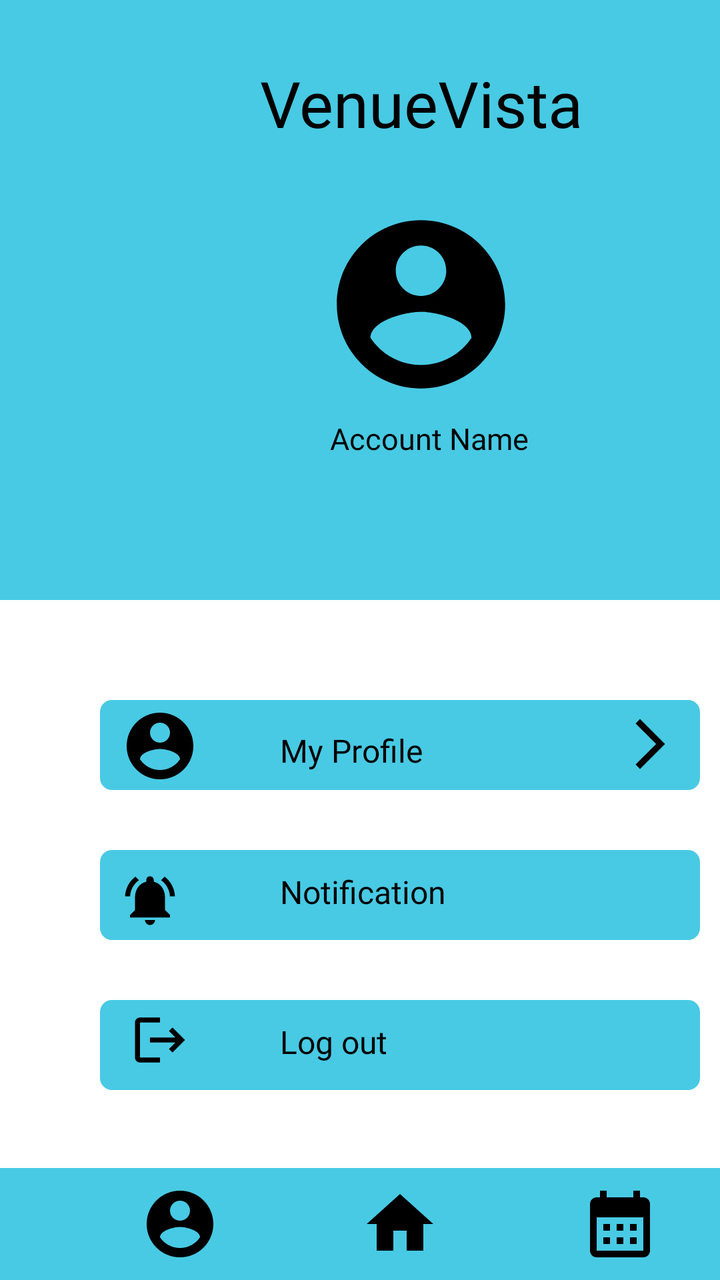
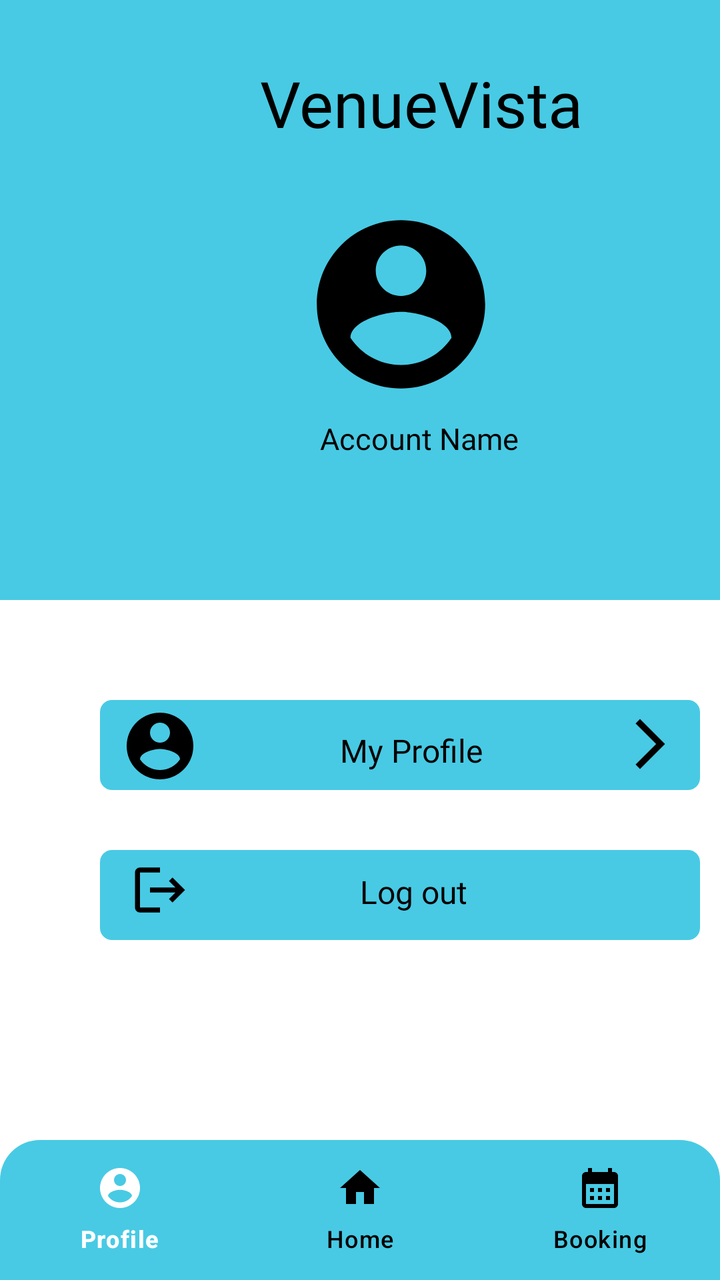

Compare the two renders of this Android layout. The source of the first and the diff that turns it into the second are given below.
<!-- AndroidManifest.xml: application theme Theme.VenueVista -->
<!-- res/layout/activiy_main_profile.xml -->
<?xml version="1.0" encoding="utf-8"?>
<RelativeLayout
    xmlns:android="http://schemas.android.com/apk/res/android"
    xmlns:app="http://schemas.android.com/apk/res-auto"
    xmlns:tools="http://schemas.android.com/tools"
    android:layout_width="match_parent"
    android:layout_height="match_parent"
    android:background="@color/white">

    
    <Toolbar
        android:id="@+id/top_toolbar"
        android:layout_width="match_parent"
        android:layout_height="300dp"
        android:background="@color/lightblue" />


    <TextView
        android:layout_width="wrap_content"
        android:layout_height="wrap_content"
        android:layout_gravity="center"
        android:layout_marginTop="20dp"
        android:layout_marginLeft="120dp"
        android:fontFamily="@font/bree_serif"
        android:padding="10dp"
        android:text="VenueVista"
        android:textSize="32sp"
        android:textColor="@color/black"/>


    <ImageView
        android:id="@+id/profile"
        android:layout_width="101dp"
        android:layout_height="104dp"
        android:layout_marginLeft="160dp"
        android:background="@color/lightblue"
        android:layout_marginTop="100dp"
        android:src="@drawable/baseline_account_circle_24" />

    <FrameLayout
        android:id="@+id/box1"
        android:layout_width="300dp"
        android:layout_height="45dp"
        android:layout_marginLeft="50dp"
        android:layout_marginTop="50dp"
        android:layout_below="@id/top_toolbar"
        android:background="@drawable/booking_rounded"/>

    <ImageButton
        android:id="@+id/profile_button2"
        android:layout_width="wrap_content"
        android:layout_height="wrap_content"
        android:background="@color/lightblue"
        android:layout_marginLeft="60dp"
        android:layout_marginTop="53dp"
        android:layout_below="@id/top_toolbar"
        android:src="@drawable/baseline_account_circle_24" />

    <ImageButton
        android:id="@+id/proceed_button"
        android:layout_width="wrap_content"
        android:layout_height="wrap_content"
        android:layout_marginTop="57dp"
        android:layout_below="@id/top_toolbar"
        android:layout_marginLeft="310dp"
        android:contentDescription="Back"
        android:background="@drawable/baseline_arrow_forward_ios_24"
        android:clickable="true"
        android:focusable="true"/>

    <TextView
        android:id="@+id/accountname"
        android:layout_width="wrap_content"
        android:layout_height="wrap_content"
        android:layout_below="@+id/profile"
        android:fontFamily="@font/bree_serif"
        android:text="Account Name"
        android:padding="5dp"
        android:layout_marginLeft="160dp"
        android:textColor="@color/black"
        android:textSize="15sp" />

    <TextView
        android:id="@+id/myprofile"
        android:layout_width="wrap_content"
        android:layout_height="wrap_content"
        android:layout_below="@+id/accountname"
        android:layout_marginTop="130dp"
        android:fontFamily="@font/bree_serif"
        android:layout_marginLeft="140dp"
        android:text="My Profile"
        android:textColor="@color/black"
        android:textSize="16sp"
        android:clickable="true"
        android:focusable="true"/>

    <FrameLayout
        android:id="@+id/box2"
        android:layout_width="300dp"
        android:layout_height="45dp"
        android:layout_marginLeft="50dp"
        android:layout_marginTop="30dp"
        android:layout_below="@id/box1"
        android:background="@drawable/booking_rounded"/>

    <ImageButton
        android:id="@+id/notif_icon"
        android:layout_width="wrap_content"
        android:layout_height="wrap_content"
        android:layout_below="@id/box1"
        android:background="@color/lightblue"
        android:src="@drawable/baseline_notifications_active_24"
        android:layout_marginTop="40dp"
        android:layout_marginLeft="60dp"
        android:clickable="true"
        android:focusable="true"/>

    <TextView
        android:id="@+id/notification"
        android:layout_width="wrap_content"
        android:layout_height="wrap_content"
        android:layout_below="@+id/box1"
        android:layout_marginLeft="140dp"
        android:layout_marginTop="40dp"
        android:text="Notification"
        android:fontFamily="@font/bree_serif"
        android:textSize="16sp"
        android:textColor="@color/black"
        android:clickable="true"
        android:focusable="true"/>


    <FrameLayout
        android:id="@+id/box3"
        android:layout_width="300dp"
        android:layout_height="45dp"
        android:layout_marginLeft="50dp"
        android:layout_marginTop="30dp"
        android:layout_below="@id/box2"
        android:background="@drawable/booking_rounded">

        <ImageButton
            android:id="@+id/logout_icon"
            android:layout_width="wrap_content"
            android:layout_height="wrap_content"
            android:layout_below="@+id/box2"
            android:layout_marginTop="5dp"
            android:layout_marginLeft="15dp"
            android:src="@drawable/baseline_logout_24"
            android:background="?attr/selectableItemBackgroundBorderless"
            android:contentDescription="Logout Icon"
            android:clickable="true"
            android:focusable="true"/>


        <TextView
            android:id="@+id/log_out"
            android:layout_width="wrap_content"
            android:layout_height="wrap_content"
            android:layout_marginLeft="90dp"
            android:layout_marginTop="10dp"
            android:fontFamily="@font/bree_serif"
            android:text="Log out"
            android:textColor="@color/black"
            android:textSize="16sp"
            android:clickable="true"
            android:focusable="true"/>

    </FrameLayout>

    
    <Toolbar
        android:id="@+id/bottom_toolbar"
        android:layout_width="match_parent"
        android:layout_height="wrap_content"
        android:layout_alignParentBottom="true"
        android:background="@color/lightblue"
        android:theme="@style/ThemeOverlay.AppCompat.Dark.ActionBar">



        <ImageButton
            android:id="@+id/profile_button"
            android:layout_width="wrap_content"
            android:layout_height="wrap_content"
            android:background="@color/lightblue"
            android:layout_marginLeft="70dp"
            android:src="@drawable/baseline_account_circle_24"
            android:clickable="true"
            android:focusable="true"/>

        <ImageButton
            android:id="@+id/home_icon"
            android:layout_width="wrap_content"
            android:layout_height="wrap_content"
            android:background="@color/lightblue"
            android:layout_marginLeft="70dp"
            android:src="@drawable/baseline_home_24"
            android:clickable="true"
            android:focusable="true"/>

        <ImageButton
            android:id="@+id/calendar_icon"
            android:layout_width="wrap_content"
            android:layout_height="wrap_content"
            android:background="@color/lightblue"
            android:layout_marginLeft="70dp"
            android:src="@drawable/baseline_calendar_month_24"
            android:clickable="true"
            android:focusable="true"/>


    </Toolbar>


</RelativeLayout>
<!-- resources referenced by this layout -->
<resources>
  <color name="black">#FF000000</color>
  <color name="lightblue">#48CAE4</color>
  <color name="white">#FFFFFFFF</color>
  <!-- drawable baseline_arrow_forward_ios_24 (drawable) -->
  <vector xmlns:android="http://schemas.android.com/apk/res/android"
      android:autoMirrored="true"
      android:height="30dp"
      android:tint="#000000"
      android:viewportHeight="24"
      android:viewportWidth="24"
      android:width="30dp">
        
      <path android:fillColor="@android:color/white" android:pathData="M6.23,20.23l1.77,1.77l10,-10l-10,-10l-1.77,1.77l8.23,8.23z"/>
      
  </vector>
  <!-- drawable baseline_calendar_month_24 (drawable) -->
  <vector xmlns:android="http://schemas.android.com/apk/res/android"
      android:height="40dp"
      android:tint="#000000"
      android:viewportHeight="24"
      android:viewportWidth="24"
      android:width="40dp">
        
      <path android:fillColor="@android:color/white" android:pathData="M19,4h-1V2h-2v2H8V2H6v2H5C3.89,4 3.01,4.9 3.01,6L3,20c0,1.1 0.89,2 2,2h14c1.1,0 2,-0.9 2,-2V6C21,4.9 20.1,4 19,4zM19,20H5V10h14V20zM9,14H7v-2h2V14zM13,14h-2v-2h2V14zM17,14h-2v-2h2V14zM9,18H7v-2h2V18zM13,18h-2v-2h2V18zM17,18h-2v-2h2V18z"/>
      
  </vector>
  <!-- drawable baseline_home_24 (drawable) -->
  <vector xmlns:android="http://schemas.android.com/apk/res/android"
      android:height="40dp"
      android:tint="#000000"
      android:viewportHeight="24"
      android:viewportWidth="24"
      android:width="40dp">
        
      <path android:fillColor="@android:color/white" android:pathData="M10,20v-6h4v6h5v-8h3L12,3 2,12h3v8z"/>
      
  </vector>
  <!-- drawable baseline_logout_24 (drawable) -->
  <vector xmlns:android="http://schemas.android.com/apk/res/android"
      android:autoMirrored="true"
      android:height="30dp"
      android:tint="#000000"
      android:viewportHeight="24"
      android:viewportWidth="24"
      android:width="30dp">
        
      <path android:fillColor="@android:color/white" android:pathData="M17,7l-1.41,1.41L18.17,11H8v2h10.17l-2.58,2.58L17,17l5,-5zM4,5h8V3H4c-1.1,0 -2,0.9 -2,2v14c0,1.1 0.9,2 2,2h8v-2H4V5z"/>
      
  </vector>
  <!-- drawable baseline_notifications_active_24 (drawable) -->
  <vector xmlns:android="http://schemas.android.com/apk/res/android" android:height="30dp" android:tint="#000000" android:viewportHeight="24" android:viewportWidth="24" android:width="30dp">
        
      <path android:fillColor="@android:color/white" android:pathData="M7.58,4.08L6.15,2.65C3.75,4.48 2.17,7.3 2.03,10.5h2c0.15,-2.65 1.51,-4.97 3.55,-6.42zM19.97,10.5h2c-0.15,-3.2 -1.73,-6.02 -4.12,-7.85l-1.42,1.43c2.02,1.45 3.39,3.77 3.54,6.42zM18,11c0,-3.07 -1.64,-5.64 -4.5,-6.32L13.5,4c0,-0.83 -0.67,-1.5 -1.5,-1.5s-1.5,0.67 -1.5,1.5v0.68C7.63,5.36 6,7.92 6,11v5l-2,2v1h16v-1l-2,-2v-5zM12,22c0.14,0 0.27,-0.01 0.4,-0.04 0.65,-0.14 1.18,-0.58 1.44,-1.18 0.1,-0.24 0.15,-0.5 0.15,-0.78h-4c0.01,1.1 0.9,2 2.01,2z"/>
      
  </vector>
  <!-- drawable booking_rounded (drawable) -->
  <?xml version="1.0" encoding="utf-8"?>
  <shape xmlns:android="http://schemas.android.com/apk/res/android">
      <solid android:color="@color/lightblue"/> 
      <corners android:topLeftRadius="6dp"
          android:topRightRadius="6dp"
          android:bottomLeftRadius="6dp"
          android:bottomRightRadius="6dp"/> 
  </shape>
  <style name="Theme.VenueVista" parent="Base.Theme.VenueVista" />
  <style name="Base.Theme.VenueVista" parent="Theme.Material3.DayNight.NoActionBar">
          
          <item name="colorPrimary">@color/blue</item> 
          <item name="colorButtonNormal">@color/lightblue</item> 
          <item name="colorSecondary">@color/black</item> 
          <item name="colorSecondaryContainer">@color/white</item>
          <item name="buttonIconTint">@color/lighterblue</item> 
      </style>
  <color name="blue">#0077B6</color>
  <color name="lighterblue">#4886E4</color>
  <!-- unchanged entries left out for length: 1 -->
</resources>

<!-- the commit's change to res/layout/activiy_main_profile.xml (unified diff, before → after) -->
@@ -5,7 +5,8 @@
     xmlns:tools="http://schemas.android.com/tools"
     android:layout_width="match_parent"
     android:layout_height="match_parent"
-    android:background="@color/white">
+    android:background="@color/white"
+    tools:context=".MainProfileActivity">
 
     
     <Toolbar
@@ -32,9 +33,10 @@
         android:id="@+id/profile"
         android:layout_width="101dp"
         android:layout_height="104dp"
-        android:layout_marginLeft="160dp"
+        android:layout_marginLeft="150dp"
         android:background="@color/lightblue"
         android:layout_marginTop="100dp"
+        android:layout_alignParentTop="true"
         android:src="@drawable/baseline_account_circle_24" />
 
     <FrameLayout
@@ -76,7 +78,7 @@
         android:fontFamily="@font/bree_serif"
         android:text="Account Name"
         android:padding="5dp"
-        android:layout_marginLeft="160dp"
+        android:layout_marginLeft="155dp"
         android:textColor="@color/black"
         android:textSize="15sp" />
 
@@ -87,45 +89,10 @@
         android:layout_below="@+id/accountname"
         android:layout_marginTop="130dp"
         android:fontFamily="@font/bree_serif"
-        android:layout_marginLeft="140dp"
+        android:layout_marginLeft="170dp"
         android:text="My Profile"
         android:textColor="@color/black"
         android:textSize="16sp"
-        android:clickable="true"
-        android:focusable="true"/>
-
-    <FrameLayout
-        android:id="@+id/box2"
-        android:layout_width="300dp"
-        android:layout_height="45dp"
-        android:layout_marginLeft="50dp"
-        android:layout_marginTop="30dp"
-        android:layout_below="@id/box1"
-        android:background="@drawable/booking_rounded"/>
-
-    <ImageButton
-        android:id="@+id/notif_icon"
-        android:layout_width="wrap_content"
-        android:layout_height="wrap_content"
-        android:layout_below="@id/box1"
-        android:background="@color/lightblue"
-        android:src="@drawable/baseline_notifications_active_24"
-        android:layout_marginTop="40dp"
-        android:layout_marginLeft="60dp"
-        android:clickable="true"
-        android:focusable="true"/>
-
-    <TextView
-        android:id="@+id/notification"
-        android:layout_width="wrap_content"
-        android:layout_height="wrap_content"
-        android:layout_below="@+id/box1"
-        android:layout_marginLeft="140dp"
-        android:layout_marginTop="40dp"
-        android:text="Notification"
-        android:fontFamily="@font/bree_serif"
-        android:textSize="16sp"
-        android:textColor="@color/black"
         android:clickable="true"
         android:focusable="true"/>
 
@@ -136,7 +103,7 @@
         android:layout_height="45dp"
         android:layout_marginLeft="50dp"
         android:layout_marginTop="30dp"
-        android:layout_below="@id/box2"
+        android:layout_below="@id/box1"
         android:background="@drawable/booking_rounded">
 
         <ImageButton
@@ -157,7 +124,7 @@
             android:id="@+id/log_out"
             android:layout_width="wrap_content"
             android:layout_height="wrap_content"
-            android:layout_marginLeft="90dp"
+            android:layout_marginLeft="130dp"
             android:layout_marginTop="10dp"
             android:fontFamily="@font/bree_serif"
             android:text="Log out"
@@ -169,48 +136,15 @@
     </FrameLayout>
 
     
-    <Toolbar
-        android:id="@+id/bottom_toolbar"
+    <com.google.android.material.bottomnavigation.BottomNavigationView
+        android:id="@+id/bottomNavigationView"
         android:layout_width="match_parent"
-        android:layout_height="wrap_content"
+        android:layout_height="70dp"
         android:layout_alignParentBottom="true"
-        android:background="@color/lightblue"
-        android:theme="@style/ThemeOverlay.AppCompat.Dark.ActionBar">
-
-
-
-        <ImageButton
-            android:id="@+id/profile_button"
-            android:layout_width="wrap_content"
-            android:layout_height="wrap_content"
-            android:background="@color/lightblue"
-            android:layout_marginLeft="70dp"
-            android:src="@drawable/baseline_account_circle_24"
-            android:clickable="true"
-            android:focusable="true"/>
-
-        <ImageButton
-            android:id="@+id/home_icon"
-            android:layout_width="wrap_content"
-            android:layout_height="wrap_content"
-            android:background="@color/lightblue"
-            android:layout_marginLeft="70dp"
-            android:src="@drawable/baseline_home_24"
-            android:clickable="true"
-            android:focusable="true"/>
-
-        <ImageButton
-            android:id="@+id/calendar_icon"
-            android:layout_width="wrap_content"
-            android:layout_height="wrap_content"
-            android:background="@color/lightblue"
-            android:layout_marginLeft="70dp"
-            android:src="@drawable/baseline_calendar_month_24"
-            android:clickable="true"
-            android:focusable="true"/>
-
-
-    </Toolbar>
+        android:background="@drawable/btm_navbar"
+        app:menu="@menu/navigation_items"
+        app:itemIconTint="@color/icons_color"
+        app:itemTextColor="@drawable/btm_text"/>
 
 
 </RelativeLayout>
<!-- resource entries referenced after the edit -->
@@ -15,28 +15,6 @@
       <path android:fillColor="@android:color/white" android:pathData="M6.23,20.23l1.77,1.77l10,-10l-10,-10l-1.77,1.77l8.23,8.23z"/>
       
   </vector>
-  <!-- drawable baseline_calendar_month_24 (drawable) -->
-  <vector xmlns:android="http://schemas.android.com/apk/res/android"
-      android:height="40dp"
-      android:tint="#000000"
-      android:viewportHeight="24"
-      android:viewportWidth="24"
-      android:width="40dp">
-        
-      <path android:fillColor="@android:color/white" android:pathData="M19,4h-1V2h-2v2H8V2H6v2H5C3.89,4 3.01,4.9 3.01,6L3,20c0,1.1 0.89,2 2,2h14c1.1,0 2,-0.9 2,-2V6C21,4.9 20.1,4 19,4zM19,20H5V10h14V20zM9,14H7v-2h2V14zM13,14h-2v-2h2V14zM17,14h-2v-2h2V14zM9,18H7v-2h2V18zM13,18h-2v-2h2V18zM17,18h-2v-2h2V18z"/>
-      
-  </vector>
-  <!-- drawable baseline_home_24 (drawable) -->
-  <vector xmlns:android="http://schemas.android.com/apk/res/android"
-      android:height="40dp"
-      android:tint="#000000"
-      android:viewportHeight="24"
-      android:viewportWidth="24"
-      android:width="40dp">
-        
-      <path android:fillColor="@android:color/white" android:pathData="M10,20v-6h4v6h5v-8h3L12,3 2,12h3v8z"/>
-      
-  </vector>
   <!-- drawable baseline_logout_24 (drawable) -->
   <vector xmlns:android="http://schemas.android.com/apk/res/android"
       android:autoMirrored="true"
@@ -49,12 +27,6 @@
       <path android:fillColor="@android:color/white" android:pathData="M17,7l-1.41,1.41L18.17,11H8v2h10.17l-2.58,2.58L17,17l5,-5zM4,5h8V3H4c-1.1,0 -2,0.9 -2,2v14c0,1.1 0.9,2 2,2h8v-2H4V5z"/>
       
   </vector>
-  <!-- drawable baseline_notifications_active_24 (drawable) -->
-  <vector xmlns:android="http://schemas.android.com/apk/res/android" android:height="30dp" android:tint="#000000" android:viewportHeight="24" android:viewportWidth="24" android:width="30dp">
-        
-      <path android:fillColor="@android:color/white" android:pathData="M7.58,4.08L6.15,2.65C3.75,4.48 2.17,7.3 2.03,10.5h2c0.15,-2.65 1.51,-4.97 3.55,-6.42zM19.97,10.5h2c-0.15,-3.2 -1.73,-6.02 -4.12,-7.85l-1.42,1.43c2.02,1.45 3.39,3.77 3.54,6.42zM18,11c0,-3.07 -1.64,-5.64 -4.5,-6.32L13.5,4c0,-0.83 -0.67,-1.5 -1.5,-1.5s-1.5,0.67 -1.5,1.5v0.68C7.63,5.36 6,7.92 6,11v5l-2,2v1h16v-1l-2,-2v-5zM12,22c0.14,0 0.27,-0.01 0.4,-0.04 0.65,-0.14 1.18,-0.58 1.44,-1.18 0.1,-0.24 0.15,-0.5 0.15,-0.78h-4c0.01,1.1 0.9,2 2.01,2z"/>
-      
-  </vector>
   <!-- drawable booking_rounded (drawable) -->
   <?xml version="1.0" encoding="utf-8"?>
   <shape xmlns:android="http://schemas.android.com/apk/res/android">
@@ -64,6 +36,31 @@
           android:bottomLeftRadius="6dp"
           android:bottomRightRadius="6dp"/> 
   </shape>
+  <!-- drawable btm_navbar (drawable) -->
+  <?xml version="1.0" encoding="utf-8"?>
+  <shape xmlns:android="http://schemas.android.com/apk/res/android">
+  
+      <solid android:color="@color/lightblue"/>
+      <corners
+          android:radius="0dp"
+          android:topLeftRadius="20dp"
+          android:topRightRadius="20dp"/>
+  
+  </shape>
+  <!-- drawable btm_text (drawable) -->
+  <?xml version="1.0" encoding="utf-8"?>
+  <selector xmlns:android="http://schemas.android.com/apk/res/android">
+  
+      <item
+          android:state_checked="true"
+          android:color="@color/white"/>
+  
+      <item
+          android:state_checked="false"
+          android:color="@color/black"/>
+  
+  
+  </selector>
   <style name="Theme.VenueVista" parent="Base.Theme.VenueVista" />
   <style name="Base.Theme.VenueVista" parent="Theme.Material3.DayNight.NoActionBar">
           
